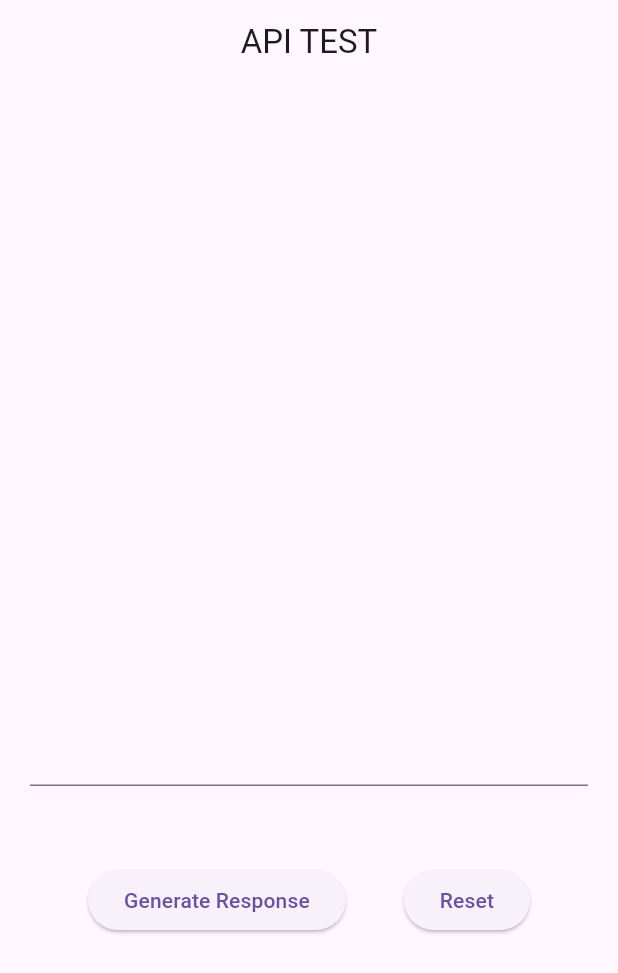
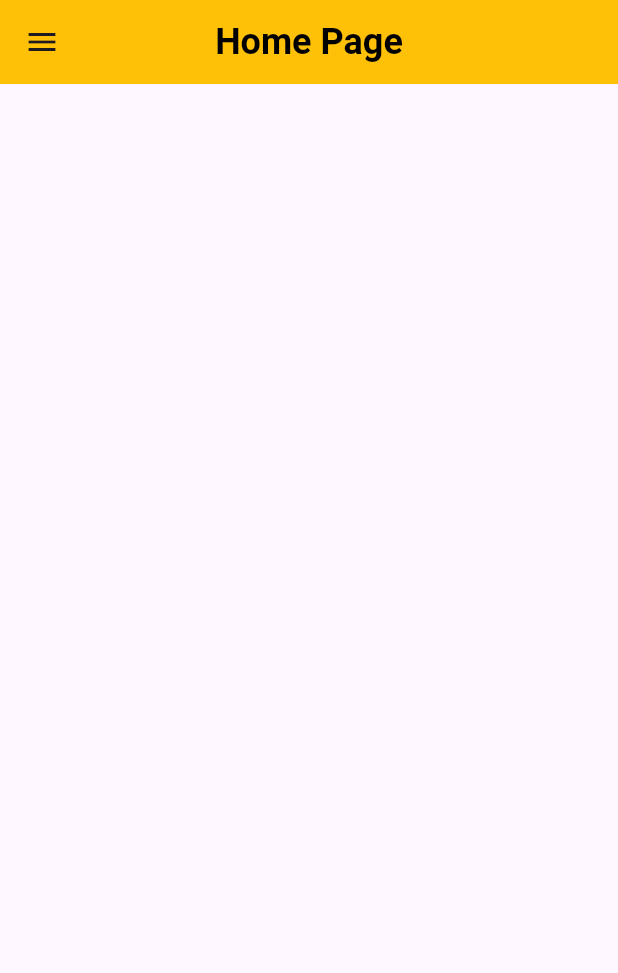
Before and after one commit to sxmbaka/api_test, a Flutter app: the screen it shows after launch, on a phone screen of 412 x 824 dp. Shown: the top 973 px of the screen. Run offline on Flutter 3.47's test engine with Material 3 defaults, Android fonts, the phone set to English and light mode, and no system bars.

Commit message:
Update Flutter configurations and refactor main.dart

```diff
--- a/lib/dialog_window.dart
+++ /dev/null
@@ -1,106 +0,0 @@
-import 'dart:convert';
-import 'package:flutter_markdown/flutter_markdown.dart';
-import 'package:api_test/bison_api_controller.dart';
-import 'package:flutter/material.dart';
-import 'package:http/http.dart' as http;
-
-class DialogWindow extends StatefulWidget {
-  const DialogWindow({super.key});
-
-  @override
-  State<DialogWindow> createState() => _DialogWindowState();
-}
-
-class _DialogWindowState extends State<DialogWindow> {
-  final TextEditingController _textEditingController = TextEditingController();
-  String _input = '', _output = '';
-
-  String generateOutput(String value) {
-    return value.toUpperCase();
-  }
-
-  Future<void> generateResponse() async {
-    _input = _textEditingController.text;
-    var jsonPrompt = {
-      'prompt': {
-        'text': _input,
-      }
-    };
-    try {
-      final response = await http.post(
-        Uri.parse(
-            'https://generativelanguage.googleapis.com/v1beta3/models/text-bison-001:generateText?key=AIzaSyCwWusObYNPF33e01B4U7KlLqhUgxMHuiw'),
-        body: jsonEncode(jsonPrompt),
-        headers: {
-          'Content-Type': 'application/json',
-        },
-      );
-      if (response.statusCode == 200) {
-        final responseBody = jsonDecode(response.body);
-        BisonApiController jsonResponse =
-            BisonApiController.fromJson(responseBody);
-        _output = jsonResponse.candidates![0].output.toString();
-      }
-      if (response.statusCode == 400 || response.statusCode == 400) {
-        _output = 'Something went wrong!';
-      }
-    } catch (e) {
-      debugPrint(e.toString());
-      _output = 'Unsafe Prompt!';
-    }
-    setState(() {});
-  }
-
-  @override
-  Widget build(BuildContext context) {
-    return Container(
-      margin: const EdgeInsets.all(20.0),
-      child: SingleChildScrollView(
-        physics: const AlwaysScrollableScrollPhysics(),
-        scrollDirection: Axis.vertical,
-        child: Column(
-          children: [
-            OutputWindow(outputText: _output),
-            SizedBox(
-              height: 100,
-              child: TextField(
-                controller: _textEditingController,
-              ),
-            ),
-            Row(
-              mainAxisAlignment: MainAxisAlignment.spaceEvenly,
-              children: [
-                ElevatedButton(
-                  onPressed: generateResponse,
-                  child: const Text('Generate Response'),
-                ),
-                ElevatedButton(
-                  onPressed: () {},
-                  child: const Text('Reset'),
-                ),
-              ],
-            )
-          ],
-        ),
-      ),
-    );
-  }
-}
-
-class OutputWindow extends StatelessWidget {
-  final String outputText;
-
-  const OutputWindow({
-    required this.outputText,
-    super.key,
-  });
-
-  @override
-  Widget build(BuildContext context) {
-    return SizedBox(
-        height: 400,
-        child: Markdown(
-          data: outputText,
-        ));
-  }
-}
--- a/lib/main.dart
+++ b/lib/main.dart
@@ -1,25 +1,24 @@
-import 'package:api_test/dialog_window.dart';
+import 'package:api_test/pages/home_page.dart';
+import 'package:api_test/pages/settings_page.dart';
 import 'package:flutter/material.dart';
 
 void main() {
-  runApp(const ApiTestApp());
+  runApp(const MyApp());
 }
 
-class ApiTestApp extends StatelessWidget {
-  const ApiTestApp({super.key});
+class MyApp extends StatelessWidget {
+  const MyApp({super.key});
 
   @override
   Widget build(BuildContext context) {
     return MaterialApp(
-      title: 'API Test App',
       debugShowCheckedModeBanner: false,
-      home: Scaffold(
-        appBar: AppBar(
-          centerTitle: true,
-          title: const Text('API TEST'),
-        ),
-        body: const DialogWindow(),
-      ),
+      routes: {
+        "/homepage" : (context) => HomePage(),
+        "/settingspage" : (context) => SettingsPage()
+
+      },
+      home: HomePage(),
     );
   }
 }
--- /dev/null
+++ b/lib/pages/home_page.dart
@@ -0,0 +1,67 @@
+import 'package:api_test/pages/settings_page.dart';
+import 'package:flutter/material.dart';
+
+class HomePage extends StatelessWidget {
+  const HomePage({super.key});
+
+  @override
+  Widget build(BuildContext context) {
+    return Scaffold(
+      appBar: AppBar(
+        backgroundColor: Colors.amber,
+        centerTitle: true,
+        title: const Text(
+          "Home Page",
+          style: TextStyle(
+            fontSize: 24,
+            fontWeight: FontWeight.bold,
+            color: Colors.black,
+          ),
+        ),
+      ),
+      drawer: Drawer(
+        backgroundColor: Colors.amber[300],
+        child: ListView(
+          children: [
+            ListTile(
+              leading: Icon(Icons.home),
+              title: Text(
+                "Home Page",
+                style: TextStyle(
+                  fontSize: 18,
+                  fontWeight: FontWeight.bold,
+                  color: Colors.black,
+                ),
+              ),
+              onTap: () {
+                // close the drawer
+                Navigator.pop(context);
+              },
+            ),
+            ListTile(
+              leading: Icon(Icons.settings),
+              title: Text(
+                "Settings Page",
+                style: TextStyle(
+                  fontSize: 18,
+                  fontWeight: FontWeight.bold,
+                  color: Colors.black,
+                ),
+              ),
+              onTap: () {
+                Navigator.pop(context);
+                Navigator.push(
+                  context,
+                  PageRouteBuilder(
+                      pageBuilder: (context, animation, secondaryAnimation) =>
+                          SettingsPage(),
+                      transitionDuration: Duration.zero),
+                );
+              },
+            ),
+          ],
+        ),
+      ),
+    );
+  }
+}
```
Also changed, not shown: lib/bison_api_controller.dart (deleted, +0 -68 lines), lib/pages/settings_page.dart (added, +57 -0 lines), pubspec.lock, 1 other file.
